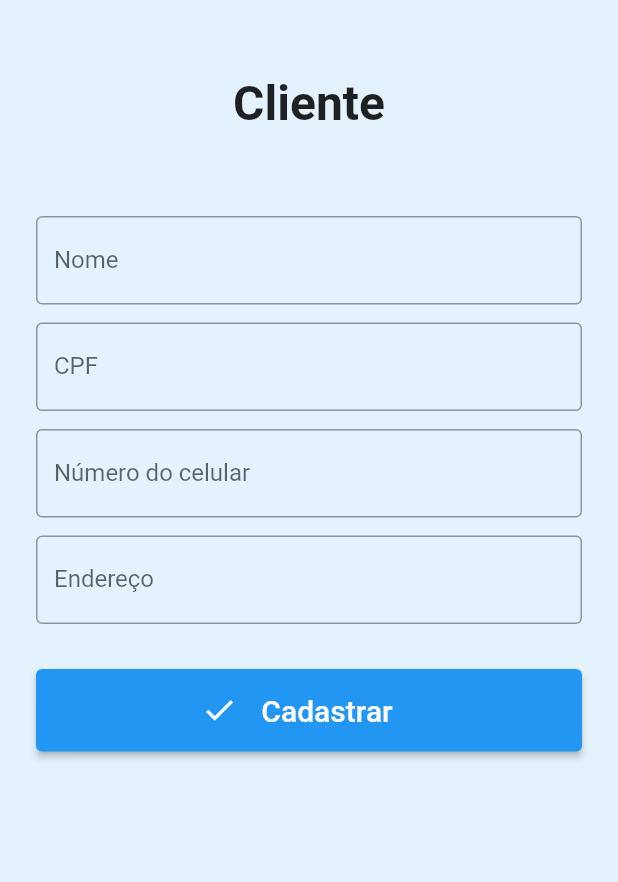
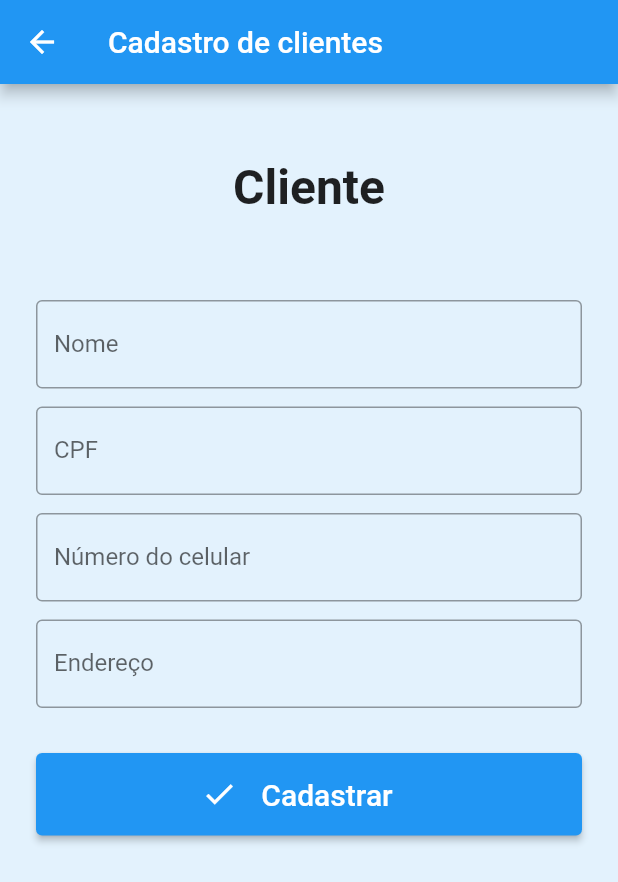
Before and after one commit to Bruno-Eduardo-Ferreira/VacPet, a Flutter app: the CadastroCliente screen opened directly, on a phone screen of 412 x 824 dp. Shown: the top 882 px of the screen. Run offline on Flutter 3.47's test engine with Material 2 defaults, Android fonts, the phone set to English and light mode, and no system bars; our stand-ins replace cloud_firestore, firebase_auth, firebase_core, mask_text_input_formatter; accounts and stored records are empty.

Commit message:
adição appbars

```diff
--- a/lib/presentation/pages/cadastros/cadastro_cliente_page.dart
+++ b/lib/presentation/pages/cadastros/cadastro_cliente_page.dart
@@ -43,6 +43,9 @@ class _CadastroClienteState extends State<CadastroCliente> {
   @override
   Widget build(BuildContext context) {
     return Scaffold(
+      appBar: AppBar(
+        title: const Text('Cadastro de clientes'),
+      ),
       backgroundColor: Colors.blue.shade50,
       body: SafeArea(
         child: SingleChildScrollView(
--- a/lib/presentation/pages/cadastros/cadastro_pet_page.dart
+++ b/lib/presentation/pages/cadastros/cadastro_pet_page.dart
@@ -80,6 +80,9 @@ class _CadastroPetState extends State<CadastroPet> {
   @override
   Widget build(BuildContext context) {
     return Scaffold(
+      appBar: AppBar(
+        title: const Text('Cadastro de pets'),
+      ),
       backgroundColor: Colors.blue.shade50,
       body: SafeArea(
         child: SingleChildScrollView(
--- a/lib/presentation/pages/cadastros/cadastro_vacina_page.dart
+++ b/lib/presentation/pages/cadastros/cadastro_vacina_page.dart
@@ -114,6 +114,9 @@ class _CadastroVacinaState extends State<CadastroVacina> {
     dataPtVacAplicado =
         DateFormat(DateFormat.YEAR_MONTH_DAY, 'pt_Br').format(dataAtual!);
     return Scaffold(
+      appBar: AppBar(
+        title: const Text('Cadastro de vacinas'),
+      ),
       backgroundColor: Colors.blue.shade50,
       body: SafeArea(
         child: SingleChildScrollView(
--- a/lib/presentation/pages/consultas/consulta_cliente_page.dart
+++ b/lib/presentation/pages/consultas/consulta_cliente_page.dart
@@ -18,6 +18,9 @@ class _ConsultaClienteState extends State<ConsultaCliente> {
   @override
   Widget build(BuildContext context) {
     return Scaffold(
+      appBar: AppBar(
+        title: const Text('Consulta de clientes'),
+      ),
       backgroundColor: Colors.blue.shade50,
       body: SafeArea(
           child: StreamBuilder<QuerySnapshot>(
--- a/lib/presentation/pages/consultas/consulta_vacinas_a_expirar.dart
+++ b/lib/presentation/pages/consultas/consulta_vacinas_a_expirar.dart
@@ -55,6 +55,9 @@ class _ConsultaVacinaState extends State<ConsultaVacina> {
   @override
   Widget build(BuildContext context) {
     return Scaffold(
+      appBar: AppBar(
+        title: const Text('Consulta de vacinas'),
+      ),
       backgroundColor: Colors.blue.shade50,
       body: SafeArea(
           child: StreamBuilder<QuerySnapshot>(
--- a/lib/presentation/pages/home/home_page.dart
+++ b/lib/presentation/pages/home/home_page.dart
@@ -15,7 +15,7 @@ class HomePage extends StatefulWidget {
 }
 
 class _HomePageState extends State<HomePage> {
-  AuthService auth = new AuthService();
+  AuthService auth = AuthService();
 
   @override
   Widget build(BuildContext context) {
```
